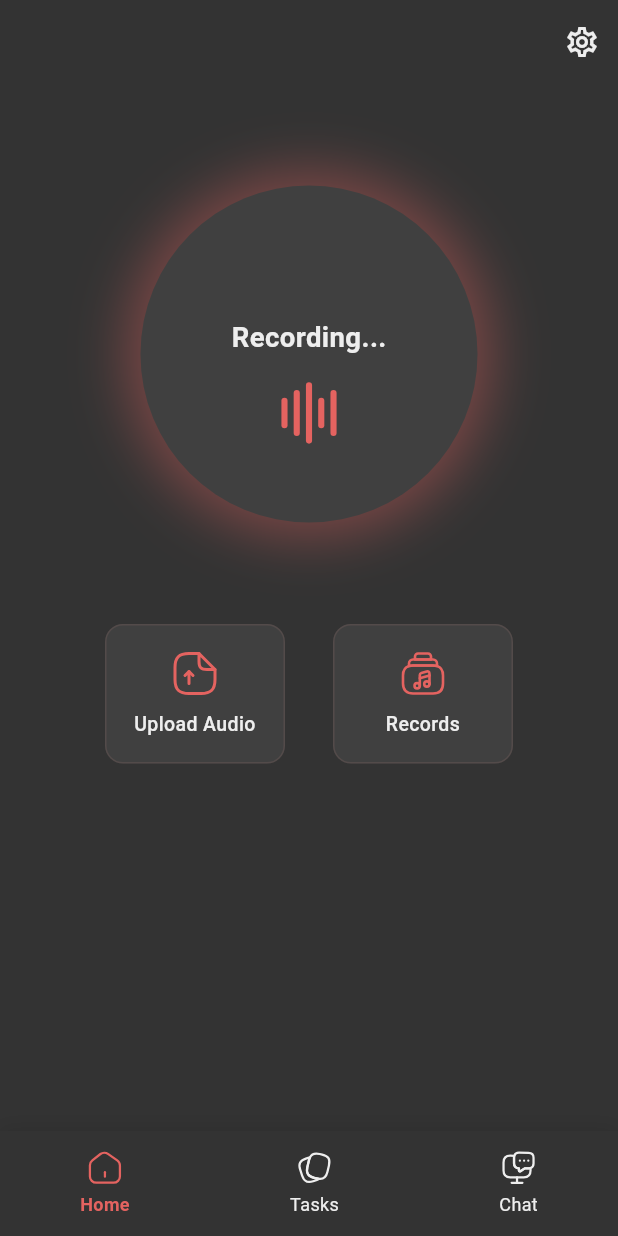
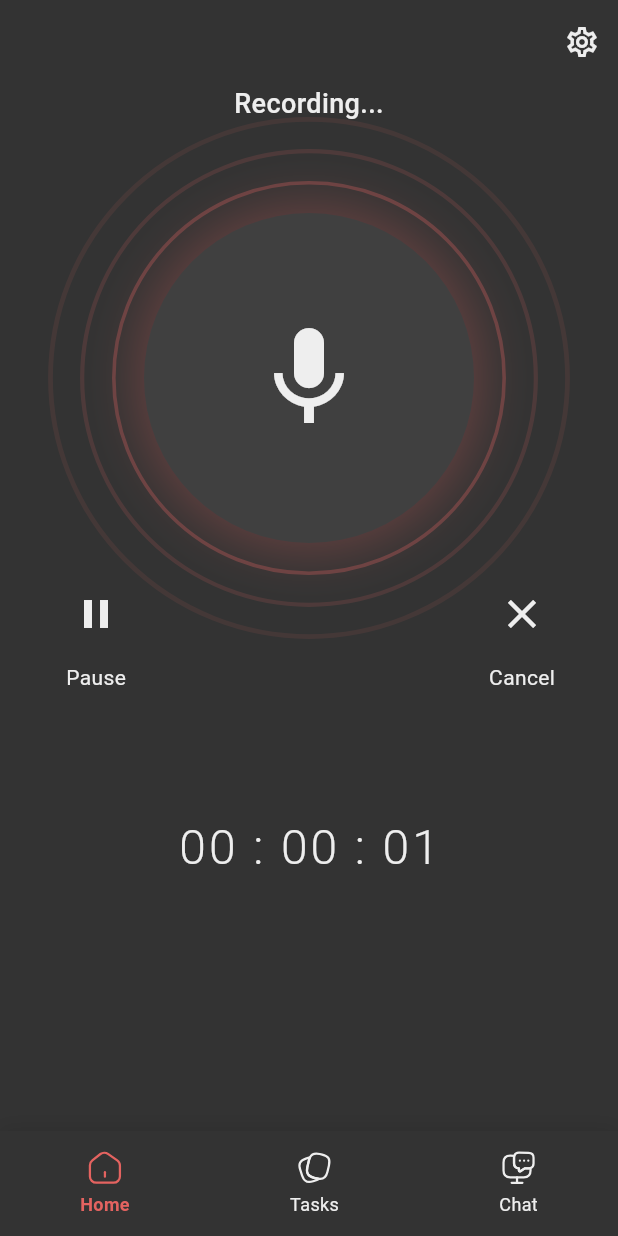
Before and after one commit to amin75t/task-manager, a Flutter app: the screen it shows after launch, after a tap on "Hi", on a phone screen of 412 x 824 dp. Run offline on Flutter 3.47's test engine with Material 3 defaults, Android fonts, the phone set to English and light mode, and no system bars; our stand-ins replace flutter_svg, get_it, go_router, hive, hive_flutter, permission_handler; missing offline and left inert: flutter_sound, whisper_flutter_new; accounts and stored records are empty; statements that could not run were skipped.

Commit message:
UPDATE:ui recording added

```diff
--- a/lib/core/services/audio_recorder_service.dart
+++ b/lib/core/services/audio_recorder_service.dart
@@ -80,8 +80,28 @@ class AudioRecorderService {
     }
   }
 
+  Future<void> pauseRecording() async {
+    try {
+      await _recorder.pauseRecorder();
+    } catch (e) {
+      print('Error pausing recording: $e');
+    }
+  }
+
+  Future<void> resumeRecording() async {
+    try {
+      await _recorder.resumeRecorder();
+    } catch (e) {
+      print('Error resuming recording: $e');
+    }
+  }
+
   Future<bool> isRecording() async {
     return _recorder.isRecording;
+  }
+
+  bool isRecorderPaused() {
+    return _recorder.isPaused;
   }
 
   Future<void> cancelRecording() async {
--- a/lib/features/home/presentation/pages/home_page.dart
+++ b/lib/features/home/presentation/pages/home_page.dart
@@ -20,26 +20,55 @@ class _HomePageState extends State<HomePage>
   bool _isRecording = false;
   bool _isTranscribing = false;
   bool _isInitializing = false;
+  bool _isPaused = false;
   int _transcriptionProgress = 0;
   String _transcription = '';
   String? _recordingPath;
+  int _recordingSeconds = 0;
 
-  late AnimationController _animationController;
-  late Animation<double> _scaleAnimation;
+  AnimationController? _animationController;
+  Animation<double>? _scaleAnimation;
+  Animation<double>? _pulseAnimation;
 
   @override
   void initState() {
     super.initState();
-    _animationController = AnimationController(
+    final controller = AnimationController(
       vsync: this,
-      duration: const Duration(milliseconds: 1000),
+      duration: const Duration(milliseconds: 1500),
     )..repeat(reverse: true);
 
+    _animationController = controller;
+
     _scaleAnimation = Tween<double>(begin: 1.0, end: 1.1).animate(
-      CurvedAnimation(parent: _animationController, curve: Curves.easeInOut),
+      CurvedAnimation(parent: controller, curve: Curves.easeInOut),
+    );
+
+    _pulseAnimation = Tween<double>(begin: 1.0, end: 1.3).animate(
+      CurvedAnimation(parent: controller, curve: Curves.easeInOut),
     );
 
     _initializeWhisper();
+  }
+
+  void _startTimer() {
+    Future.doWhile(() async {
+      await Future.delayed(const Duration(seconds: 1));
+      if (_isRecording && !_isPaused && mounted) {
+        setState(() {
+          _recordingSeconds++;
+        });
+        return true;
+      }
+      return false;
+    });
+  }
+
+  String _formatDuration(int seconds) {
+    final hours = (seconds ~/ 3600).toString().padLeft(2, '0');
+    final minutes = ((seconds % 3600) ~/ 60).toString().padLeft(2, '0');
+    final secs = (seconds % 60).toString().padLeft(2, '0');
+    return '$hours : $minutes : $secs';
   }
 
   Future<void> _initializeWhisper() async {
@@ -75,7 +104,9 @@ class _HomePageState extends State<HomePage>
         _isRecording = true;
         _recordingPath = path;
         _transcription = '';
+        _recordingSeconds = 0;
       });
+      _startTimer();
     } else {
       if (mounted) {
         ScaffoldMessenger.of(context).showSnackBar(
@@ -86,6 +117,30 @@ class _HomePageState extends State<HomePage>
         );
       }
     }
+  }
+
+  Future<void> _togglePause() async {
+    if (_isPaused) {
+      await _recorderService.resumeRecording();
+      setState(() {
+        _isPaused = false;
+      });
+    } else {
+      await _recorderService.pauseRecording();
+      setState(() {
+        _isPaused = true;
+      });
+    }
+  }
+
+  Future<void> _cancelRecording() async {
+    await _recorderService.stopRecording();
+    setState(() {
+      _isRecording = false;
+      _isPaused = false;
+      _recordingSeconds = 0;
+      _recordingPath = null;
+    });
   }
 
   Future<void> _stopRecording() async {
@@ -136,19 +191,23 @@ class _HomePageState extends State<HomePage>
 
   @override
   void dispose() {
-    _animationController.dispose();
+    _animationController?.dispose();
     _recorderService.dispose();
     super.dispose();
   }
 
   Widget _buildRecordButton() {
+    if (_isRecording) {
+      return _buildRecordingUI();
+    }
+
     return GestureDetector(
       onTap: _isTranscribing || _isInitializing ? null : _toggleRecording,
       child: AnimatedBuilder(
-        animation: _animationController,
+        animation: _animationController ?? AnimationController(vsync: this),
         builder: (context, child) {
           return Transform.scale(
-            scale: _isRecording ? _scaleAnimation.value : 1.0,
+            scale: 1.0,
             child: Container(
               width: 220,
               height: 220,
@@ -157,53 +216,33 @@ class _HomePageState extends State<HomePage>
                 color: AppColors.backgroundDark,
                 boxShadow: [
                   BoxShadow(
-                    color: _isRecording
-                        ? AppColors.accent.withOpacity(0.4)
-                        : Colors.black.withOpacity(0.2),
-                    blurRadius: _isRecording ? 30 : 20,
-                    spreadRadius: _isRecording ? 10 : 5,
+                    color: Colors.black.withOpacity(0.2),
+                    blurRadius: 20,
+                    spreadRadius: 5,
                   ),
                 ],
               ),
               child: Column(
                 mainAxisAlignment: MainAxisAlignment.center,
                 children: [
-                  Text(
-                    _isRecording ? '' : 'Hi',
-                    style: const TextStyle(
+                  const Text(
+                    'Hi',
+                    style: TextStyle(
                       color: AppColors.accent,
                       fontSize: 16,
                       fontWeight: FontWeight.w500,
                     ),
                   ),
                   const SizedBox(height: 12),
-                  Text(
-                    _isRecording ? 'Recording...' : 'Tap to Start',
-                    style: const TextStyle(
+                  const Text(
+                    'Tap to Start',
+                    style: TextStyle(
                       color: AppColors.textLight,
                       fontSize: 18,
                       fontWeight: FontWeight.w600,
                     ),
                   ),
                   const SizedBox(height: 16),
-                  // Audio wave animation
-                  if (_isRecording)
-                    Row(
-                      mainAxisAlignment: MainAxisAlignment.center,
-                      children: List.generate(5, (index) {
-                        return AnimatedContainer(
-                          duration: Duration(milliseconds: 300 + (index * 100)),
-                          margin: const EdgeInsets.symmetric(horizontal: 2),
-                          width: 4,
-                          height: 20 + (index % 3) * 10,
-                          decoration: BoxDecoration(
-                            color: AppColors.accent,
-                            borderRadius: BorderRadius.circular(2),
-                          ),
-                        );
-                      }),
-                    )
-                  else
                   Icon(
                     Icons.graphic_eq,
                     size: 40,
@@ -215,6 +254,83 @@ class _HomePageState extends State<HomePage>
           );
         },
       ),
+    );
+  }
+
+  Widget _buildRecordingUI() {
+    return Column(
+      mainAxisAlignment: MainAxisAlignment.start,
+      children: [
+        Text(
+          _isPaused ? 'Paused' : 'Recording...',
+          style: TextStyle(
+            color: _isPaused ? AppColors.accent : AppColors.textLight,
+            fontSize: 18,
+            fontWeight: FontWeight.w500,
+          ),
+        ),
+        const SizedBox(height: 60),
+        // Animated circular button with concentric circles
+        AnimatedBuilder(
+          animation: _animationController ?? AnimationController(vsync: this),
+          builder: (context, child) {
+            return Stack(
+              alignment: Alignment.center,
+              children: [
+                // Outer pulsing circles
+                for (int i = 3; i > 0; i--)
+                  Transform.scale(
+                    scale: 1.0 + (i * 0.15 * (_pulseAnimation?.value ?? 0.0)),
+                    child: Container(
+                      width: 220,
+                      height: 220,
+                      decoration: BoxDecoration(
+                        shape: BoxShape.circle,
+                        border: Border.all(
+                          color: AppColors.accent.withOpacity(0.3 / i),
+                          width: 2,
+                        ),
+                      ),
+                    ),
+                  ),
+                // Center button
+                const SizedBox(height: 60),
+                Container(
+                  width: 220,
+                  height: 220,
+                  decoration: BoxDecoration(
+                    shape: BoxShape.circle,
+                    color: AppColors.backgroundDark,
+                    boxShadow: [
+                      BoxShadow(
+                        color: AppColors.accent.withOpacity(0.3),
+                        blurRadius: 30,
+                        spreadRadius: 5,
+                      ),
+                    ],
+                  ),
+                  child: const Icon(
+                    Icons.mic,
+                    size: 80,
+                    color: AppColors.textLight,
+                  ),
+                ),
+              ],
+            );
+          },
+        ),
+        const SizedBox(height: 180),
+        // Timer
+        Text(
+          _formatDuration(_recordingSeconds),
+          style: const TextStyle(
+            color: AppColors.textLight,
+            fontSize: 32,
+            fontWeight: FontWeight.w300,
+            letterSpacing: 2,
+          ),
+        ),
+      ],
     );
   }
 
@@ -304,13 +420,74 @@ class _HomePageState extends State<HomePage>
           ),
         ],
       ),
-      body: Column(
+      body: Stack(
+        children: [
+          Column(
             mainAxisAlignment: MainAxisAlignment.start,
             crossAxisAlignment: CrossAxisAlignment.center,
             children: [
-          SizedBox(height: 70,),
+              if (_isRecording)
+                Expanded(
+                  child: Stack(
+                    children: [
+                      Center(child: _buildRecordButton()),
+                      // Pause/Resume button (left)
+                      Positioned(
+                        left: 40,
+                        top: MediaQuery.of(context).size.height * 0.4,
+                        child: Column(
+                          children: [
+                            IconButton(
+                              icon: Icon(
+                                _isPaused ? Icons.play_arrow : Icons.pause,
+                                color: AppColors.textLight,
+                                size: 32,
+                              ),
+                              onPressed: _togglePause,
+                            ),
+                            const SizedBox(height: 8),
+                            Text(
+                              _isPaused ? 'Resume' : 'Pause',
+                              style: const TextStyle(
+                                color: AppColors.textLight,
+                                fontSize: 14,
+                              ),
+                            ),
+                          ],
+                        ),
+                      ),
+                      // Cancel button (right)
+                      Positioned(
+                        right: 40,
+                        top: MediaQuery.of(context).size.height * 0.4,
+                        child: Column(
+                          children: [
+                            IconButton(
+                              icon: const Icon(
+                                Icons.close,
+                                color: AppColors.textLight,
+                                size: 32,
+                              ),
+                              onPressed: _cancelRecording,
+                            ),
+                            const SizedBox(height: 8),
+                            const Text(
+                              'Cancel',
+                              style: TextStyle(
+                                color: AppColors.textLight,
+                                fontSize: 14,
+                              ),
+                            ),
+                          ],
+                        ),
+                      ),
+                    ],
+                  ),
+                )
+              else ...[
+                const SizedBox(height: 70),
                 _buildRecordButton(),
-          SizedBox(height: 70,),
+                const SizedBox(height: 70),
                 // Bottom action buttons
                 Padding(
                   padding: const EdgeInsets.only(bottom: 40),
@@ -330,6 +507,9 @@ class _HomePageState extends State<HomePage>
                       ),
                     ],
                   ),
+                ),
+              ],
+            ],
           ),
           // Transcribing overlay
           if (_isTranscribing) _buildTranscribingOverlay(),
```
Also changed, not shown: 1 other file. Lines whose indentation alone changed are shown as unchanged.
